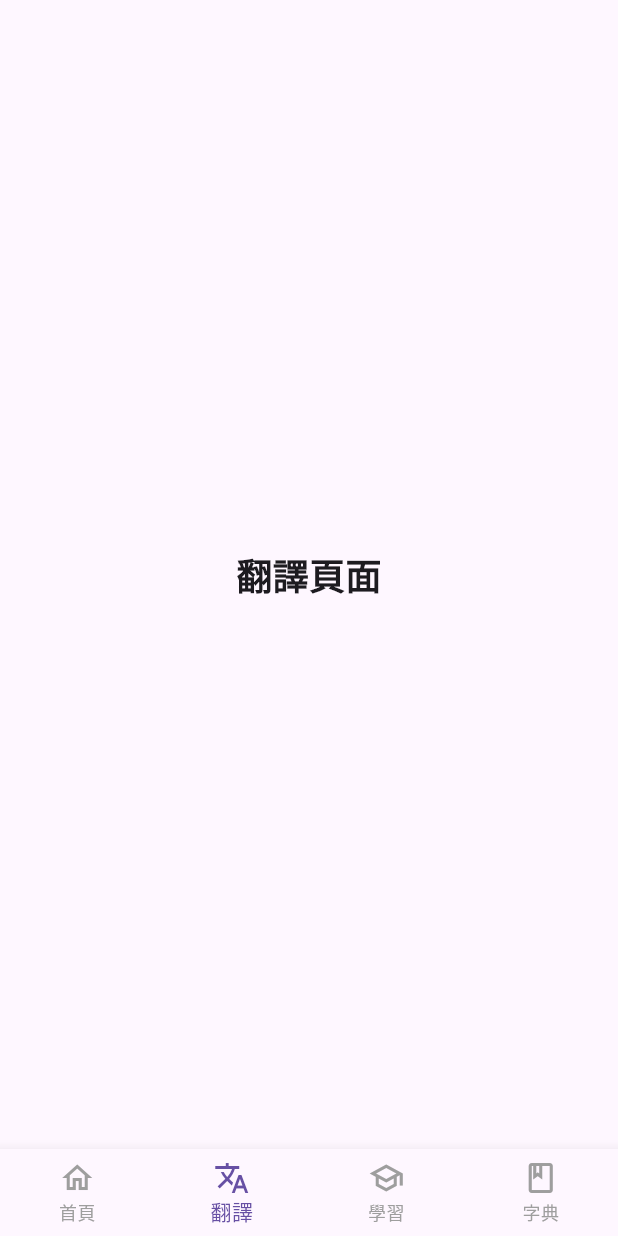
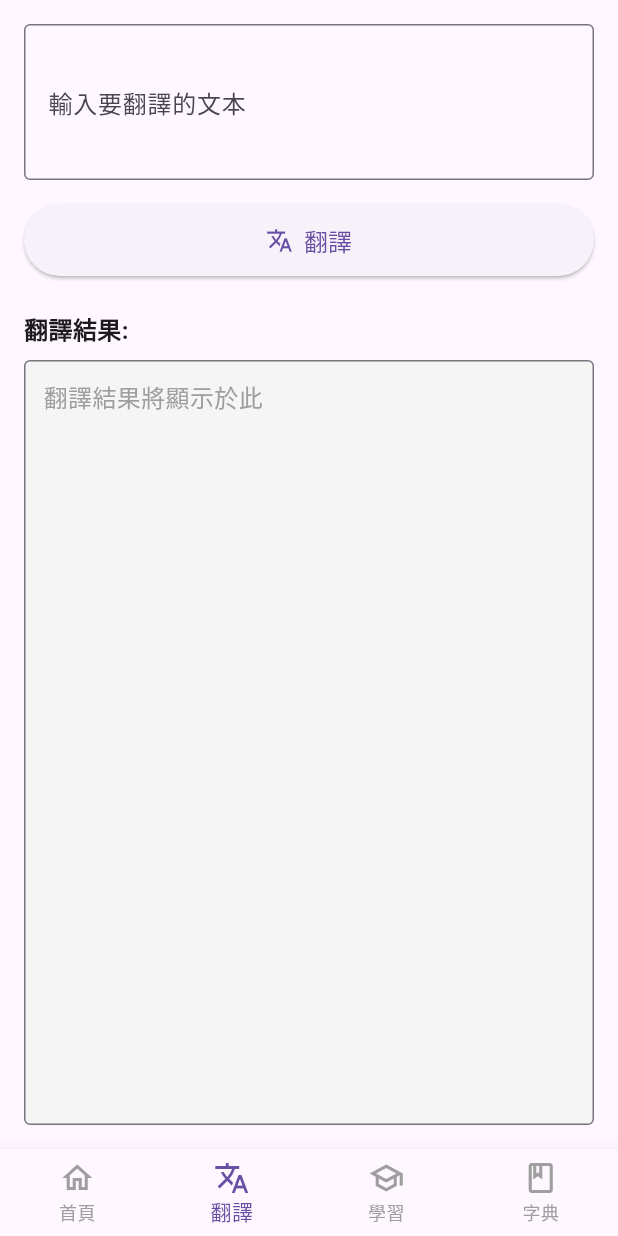
Before and after one commit to xiaomingtseng/JP_Learning, a Flutter app: the screen it shows after launch, item 2 of the bottom bar chosen, on a phone screen of 412 x 824 dp. Run offline on Flutter 3.47's test engine with Material 3 defaults, Android fonts, the phone set to English and light mode, and no system bars; our stand-ins replace shared_preferences; accounts and stored records are empty; network calls fail.

Commit message:
新增翻譯頁面UI

```diff
--- a/lib/screens/home_screen.dart
+++ b/lib/screens/home_screen.dart
@@ -5,8 +5,9 @@ import '../widgets/news_card_widget.dart';
 import '../widgets/article_list_item_widget.dart';
 import '../models/news_article.dart';
 import '../models/content_article.dart';
-import 'account_screen.dart'; // 匯入 AccountScreen
-import 'settings_screen.dart'; // 匯入 SettingsScreen
+import 'account_screen.dart';
+import 'settings_screen.dart';
+import 'translate_screen.dart'; // 匯入 TranslateScreen
 
 class HomeScreen extends StatefulWidget {
   const HomeScreen({super.key});
@@ -55,7 +56,6 @@ class _HomeScreenState extends State<HomeScreen> {
 
   void _onSettingsPressed() {
     print("Settings button pressed");
-    // 導航到 SettingsScreen
     Navigator.push(
       context,
       MaterialPageRoute(builder: (context) => const SettingsScreen()),
@@ -64,7 +64,6 @@ class _HomeScreenState extends State<HomeScreen> {
 
   void _onAccountPressed() {
     print("Account button pressed");
-    // 導航到 AccountScreen
     Navigator.push(
       context,
       MaterialPageRoute(builder: (context) => AccountScreen()),
@@ -106,7 +105,6 @@ class _HomeScreenState extends State<HomeScreen> {
         crossAxisAlignment: CrossAxisAlignment.stretch,
         children: [
           FunctionIconsRow(
-            // 使用新的 Widget
             onNotebookPressed: _onNotebookPressed,
             onCameraPressed: _onCameraPressed,
             onMicPressed: _onMicPressed,
@@ -143,7 +141,7 @@ class _HomeScreenState extends State<HomeScreen> {
   Widget build(BuildContext context) {
     final List<Widget> widgetOptions = <Widget>[
       _buildHomePageContent(),
-      _buildPlaceholderPage('翻譯頁面'),
+      const TranslateScreen(),
       _buildPlaceholderPage('學習頁面'),
       _buildPlaceholderPage('字典頁面'),
     ];
@@ -203,8 +201,6 @@ class _HomeScreenState extends State<HomeScreen> {
     );
   }
 
-  // _buildFunctionIcon 方法已移至 FunctionIconsRow Widget
-
   Widget _buildNewsSection() {
     return SizedBox(
       height: 180,
@@ -213,7 +209,7 @@ class _HomeScreenState extends State<HomeScreen> {
         itemCount: _newsItems.length,
         itemBuilder: (context, index) {
           final news = _newsItems[index];
-          return NewsCardWidget(news: news); // 使用新的 Widget
+          return NewsCardWidget(news: news);
         },
       ),
     );
@@ -228,7 +224,6 @@ class _HomeScreenState extends State<HomeScreen> {
       itemBuilder: (context, index) {
         final article = _contentArticles[index];
         return ArticleListItemWidget(
-          // 使用新的 Widget
           article: article,
           onTap: () {
             print('Tapped on article: ${article.title}');
--- /dev/null
+++ b/lib/screens/translate_screen.dart
@@ -0,0 +1,201 @@
+import 'package:flutter/material.dart';
+import 'package:flutter/services.dart'; // 用於複製到剪貼簿
+
+class TranslateScreen extends StatefulWidget {
+  const TranslateScreen({super.key});
+
+  @override
+  State<TranslateScreen> createState() => _TranslateScreenState();
+}
+
+class _TranslateScreenState extends State<TranslateScreen> {
+  final TextEditingController _inputController = TextEditingController();
+  final TextEditingController _outputController = TextEditingController();
+  String _translatedText = "";
+  bool _isLoading = false;
+
+  // 模擬的翻譯函式
+  Future<String> _mockTranslate(String text) async {
+    if (text.isEmpty) {
+      return "";
+    }
+    // 模擬網路延遲
+    await Future.delayed(const Duration(seconds: 1));
+    // 簡單的模擬翻譯：將文本倒序並加上標記
+    return "${text.split('').reversed.join('')} (模擬翻譯)";
+  }
+
+  void _performTranslation() async {
+    if (_inputController.text.trim().isEmpty) {
+      setState(() {
+        _translatedText = "請輸入要翻譯的內容";
+        _outputController.text = _translatedText;
+      });
+      return;
+    }
+
+    setState(() {
+      _isLoading = true;
+      _translatedText = "翻譯中...";
+      _outputController.text = _translatedText;
+    });
+
+    try {
+      final result = await _mockTranslate(_inputController.text.trim());
+      setState(() {
+        _translatedText = result;
+        _outputController.text = _translatedText;
+      });
+    } catch (e) {
+      setState(() {
+        _translatedText = "翻譯失敗: $e";
+        _outputController.text = _translatedText;
+      });
+    } finally {
+      setState(() {
+        _isLoading = false;
+      });
+    }
+  }
+
+  void _copyToClipboard(String text) {
+    if (text.isNotEmpty) {
+      Clipboard.setData(ClipboardData(text: text));
+      ScaffoldMessenger.of(
+        context,
+      ).showSnackBar(const SnackBar(content: Text('已複製到剪貼簿')));
+    }
+  }
+
+  void _clearInput() {
+    _inputController.clear();
+    setState(() {
+      _translatedText = "";
+      _outputController.text = "";
+    });
+  }
+
+  @override
+  void dispose() {
+    _inputController.dispose();
+    _outputController.dispose();
+    super.dispose();
+  }
+
+  @override
+  Widget build(BuildContext context) {
+    return Scaffold(
+      // 如果這個頁面是 BottomNavigationBar 的一部分，通常不需要自己的 AppBar
+      // appBar: AppBar(
+      //   title: const Text('文本翻譯'),
+      // ),
+      body: Padding(
+        padding: const EdgeInsets.all(16.0),
+        child: Column(
+          crossAxisAlignment: CrossAxisAlignment.stretch,
+          children: <Widget>[
+            // 輸入區域
+            TextField(
+              controller: _inputController,
+              decoration: InputDecoration(
+                labelText: '輸入要翻譯的文本',
+                hintText: '例如：こんにちは',
+                border: const OutlineInputBorder(),
+                suffixIcon:
+                    _inputController.text.isNotEmpty
+                        ? IconButton(
+                          icon: const Icon(Icons.clear),
+                          onPressed: _clearInput,
+                        )
+                        : null,
+              ),
+              minLines: 3,
+              maxLines: 5,
+              onChanged: (text) {
+                // 當輸入文字變更時，也更新狀態以顯示/隱藏清除按鈕
+                setState(() {});
+              },
+            ),
+            const SizedBox(height: 16.0),
+
+            // 翻譯按鈕
+            ElevatedButton.icon(
+              icon:
+                  _isLoading
+                      ? Container(
+                        width: 24,
+                        height: 24,
+                        padding: const EdgeInsets.all(2.0),
+                        child: const CircularProgressIndicator(
+                          color: Colors.white,
+                          strokeWidth: 3,
+                        ),
+                      )
+                      : const Icon(Icons.translate),
+              label: const Text('翻譯'),
+              onPressed: _isLoading ? null : _performTranslation,
+              style: ElevatedButton.styleFrom(
+                padding: const EdgeInsets.symmetric(vertical: 12.0),
+                textStyle: const TextStyle(fontSize: 16.0),
+              ),
+            ),
+            const SizedBox(height: 24.0),
+
+            // 輸出區域標題
+            Row(
+              mainAxisAlignment: MainAxisAlignment.spaceBetween,
+              children: [
+                const Text(
+                  '翻譯結果:',
+                  style: TextStyle(fontSize: 16.0, fontWeight: FontWeight.bold),
+                ),
+                if (_outputController.text.isNotEmpty &&
+                    _outputController.text != "翻譯中..." &&
+                    _outputController.text != "請輸入要翻譯的內容" &&
+                    !_outputController.text.startsWith("翻譯失敗"))
+                  IconButton(
+                    icon: const Icon(Icons.copy_all_outlined),
+                    tooltip: '複製結果',
+                    onPressed: () => _copyToClipboard(_outputController.text),
+                  ),
+              ],
+            ),
+            const SizedBox(height: 8.0),
+            // 輸出區域 (使用 TextField 使其可選中和複製)
+            Expanded(
+              child: Container(
+                padding: const EdgeInsets.all(12.0),
+                decoration: BoxDecoration(
+                  border: Border.all(color: Theme.of(context).dividerColor),
+                  borderRadius: BorderRadius.circular(4.0),
+                  color:
+                      Theme.of(context).brightness == Brightness.dark
+                          ? Colors.grey[800] // 暗黑模式下的背景色
+                          : Colors.grey[100], // 亮色模式下的背景色
+                ),
+                child: SingleChildScrollView(
+                  // 如果內容過長，允許滾動
+                  child: SelectableText(
+                    // 使用 SelectableText 方便複製
+                    _outputController.text.isEmpty
+                        ? '翻譯結果將顯示於此'
+                        : _outputController.text,
+                    style: TextStyle(
+                      fontSize: 16.0,
+                      color:
+                          _outputController.text.isEmpty ||
+                                  _outputController.text == "翻譯中..." ||
+                                  _outputController.text == "請輸入要翻譯的內容"
+                              ? Colors.grey
+                              : Theme.of(context).textTheme.bodyLarge?.color,
+                    ),
+                  ),
+                ),
+              ),
+            ),
+          ],
+        ),
+      ),
+    );
+  }
+}
```
